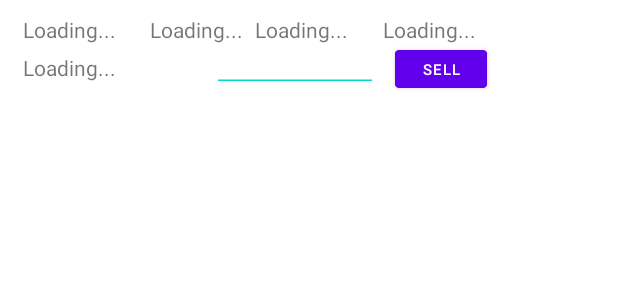
After one commit to varunm18/StockMarketSimulator, an Android app: the layout adapter_layout.xml on its own in the app's theme, with its tools: preview values and no code run, on a phone screen of 412 x 824 dp. The commit adds this screen. Shown: the top 300 px of the screen. Run offline under Robolectric (Android 15) with nearby library versions, the phone set to English and light mode, and no system bars.

Commit message:
Implemented home page with a list of all owned stocks and their current price. Also implemented ability to sell owned stock and updated firebase real time database.

```diff
--- a/app/src/main/AndroidManifest.xml
+++ b/app/src/main/AndroidManifest.xml
@@ -19,6 +19,7 @@
             android:exported="false" />
         <activity
             android:name=".Stocks"
+            android:windowSoftInputMode="adjustPan"
             android:exported="false" />
         <activity
             android:name=".MainActivity"
--- a/app/src/main/java/com/example/finalproj/User.java
+++ b/app/src/main/java/com/example/finalproj/User.java
@@ -48,6 +48,11 @@ public class User implements Serializable {
         this.money-=money;
     }
 
+    public void sell(double money)
+    {
+        this.money+=money;
+    }
+
     public ArrayList<Transaction> getTransactions() {
         return transactions;
     }
--- /dev/null
+++ b/app/src/main/res/layout/adapter_layout.xml
@@ -0,0 +1,66 @@
+<?xml version="1.0" encoding="utf-8"?>
+<RelativeLayout xmlns:android="http://schemas.android.com/apk/res/android"
+    android:layout_width="match_parent"
+    android:layout_height="match_parent">
+
+    <TextView
+        android:id="@+id/stockId"
+        android:layout_width="wrap_content"
+        android:layout_height="wrap_content"
+        android:layout_marginLeft="15dp"
+        android:layout_marginTop="10dp"
+        android:text="Loading..." />
+
+    <TextView
+        android:id="@+id/stockName"
+        android:layout_width="130dp"
+        android:layout_height="wrap_content"
+        android:layout_marginLeft="15dp"
+        android:layout_marginTop="35dp"
+        android:text="Loading..." />
+
+    <TextView
+        android:id="@+id/shares"
+        android:layout_width="wrap_content"
+        android:layout_height="wrap_content"
+        android:layout_marginLeft="100dp"
+        android:layout_marginTop="10dp"
+        android:text="Loading..." />
+
+    <TextView
+        android:id="@+id/price"
+        android:layout_width="wrap_content"
+        android:layout_height="wrap_content"
+        android:layout_marginLeft="170dp"
+        android:layout_marginTop="10dp"
+        android:text="Loading..." />
+
+    <TextView
+        android:id="@+id/total"
+        android:layout_width="wrap_content"
+        android:layout_height="wrap_content"
+        android:layout_marginLeft="255dp"
+        android:layout_marginTop="10dp"
+        android:text="Loading..." />
+
+    <EditText
+        android:id="@+id/sellEditText"
+        android:layout_width="wrap_content"
+        android:layout_height="wrap_content"
+        android:layout_marginLeft="90dp"
+        android:layout_marginTop="23dp"
+        android:ems="10"
+        android:inputType="numberDecimal"
+        android:scaleX="0.5"
+        android:scaleY="0.5" />
+
+    <Button
+        android:id="@+id/sellButton"
+        android:layout_width="wrap_content"
+        android:layout_height="wrap_content"
+        android:layout_marginLeft="250dp"
+        android:layout_marginTop="22dp"
+        android:scaleX="0.7"
+        android:scaleY="0.7"
+        android:text="Sell" />
+</RelativeLayout>
```
Also changed, not shown: app/src/main/java/com/example/finalproj/AsyncParams.java (added, +55 -0 lines), app/src/main/java/com/example/finalproj/Portfolio.java (added, +34 -0 lines), app/src/main/java/com/example/finalproj/StockView.java (+9 -2 lines), app/src/main/java/com/example/finalproj/Stocks.java (+316 -17 lines), app/src/main/res/layout/activity_stocks.xml (+91 -12 lines).
